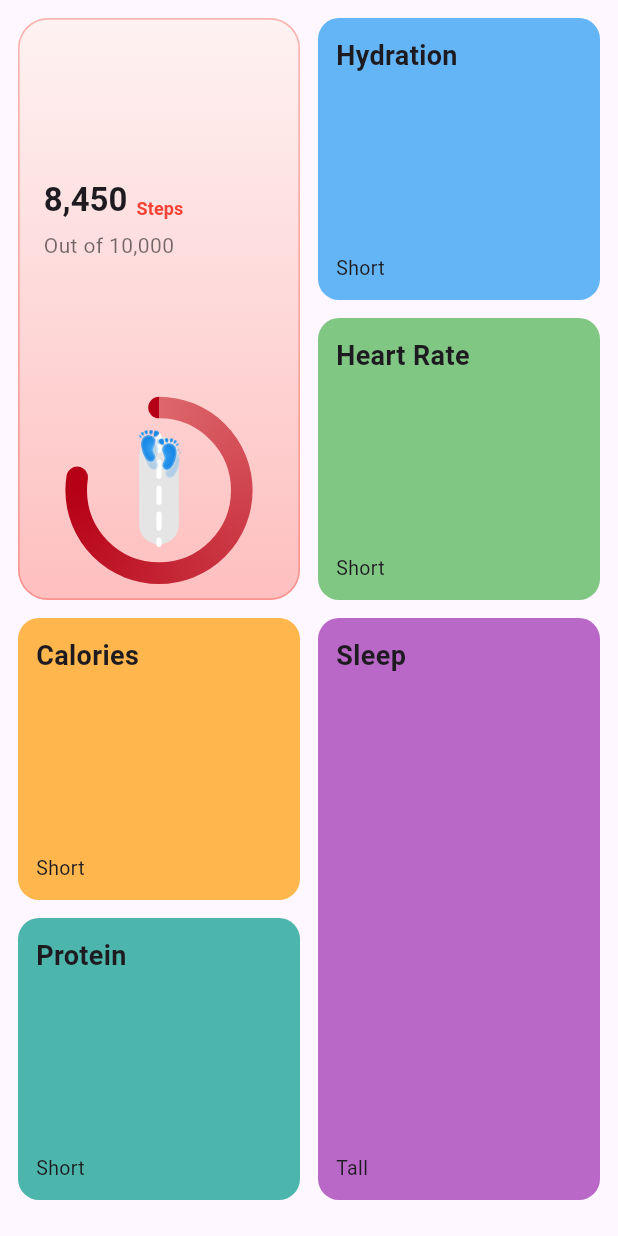
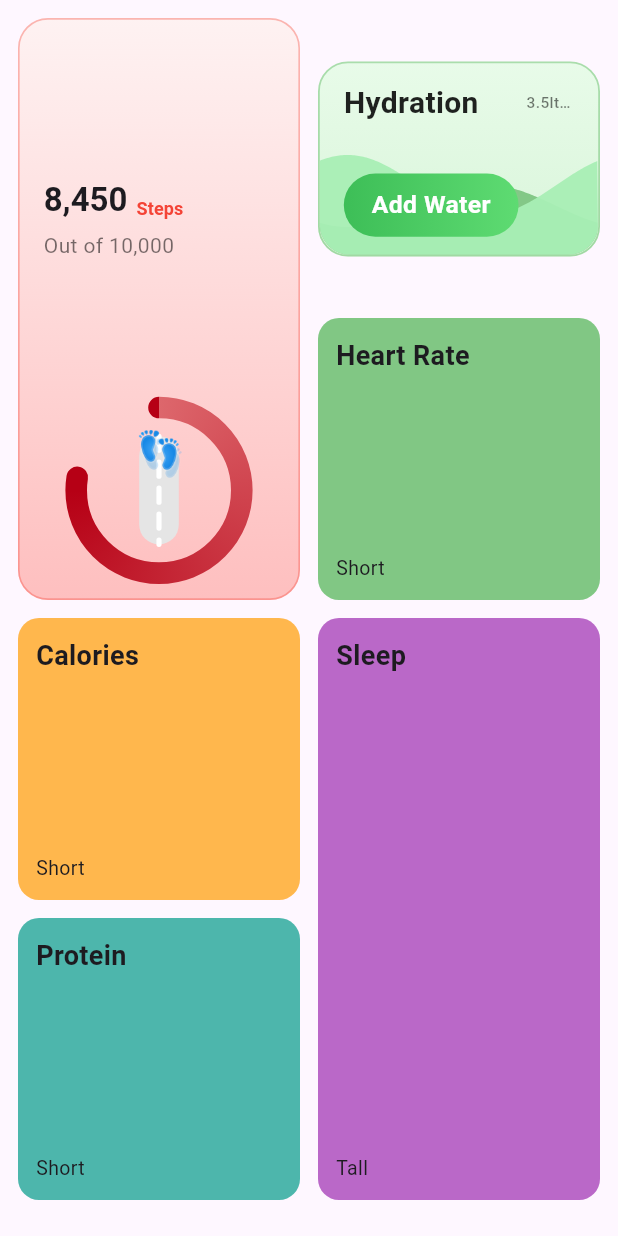
Before and after one commit to devOmedia/animated_gredview, a Flutter app: the screen it shows after launch, on a phone screen of 412 x 824 dp. Run offline on Flutter 3.47's test engine with Material 3 defaults, Android fonts, the phone set to English and light mode, and no system bars.

Commit message:
ADDED Hydration

```diff
--- /dev/null
+++ b/lib/hydration_card.dart
@@ -0,0 +1,209 @@
+import 'dart:math';
+
+import 'package:flutter/material.dart';
+
+class HydrationCard extends StatelessWidget {
+  final double remainingLiters;
+  final VoidCallback onAddWater;
+
+  const HydrationCard({
+    super.key,
+    required this.remainingLiters,
+    required this.onAddWater,
+  });
+
+  @override
+  Widget build(BuildContext context) {
+    final double screenWidth = MediaQuery.of(context).size.width;
+    final double buttonHPad = screenWidth * 0.045;
+    final double buttonVPad = screenWidth * 0.022;
+    final double buttonFontSize = screenWidth * 0.040;
+    return HydrationWaveProvider(
+      child: Center(
+        child: Container(
+          height: 130,
+          decoration: BoxDecoration(
+            borderRadius: BorderRadius.circular(20),
+            border: Border.all(
+              color: Colors.green.withOpacity(0.4),
+              width: 1.2,
+            ),
+            gradient: const LinearGradient(
+              begin: Alignment.topCenter,
+              end: Alignment.bottomCenter,
+              colors: [Color(0xFFE8FBE9), Color(0xFFD9F5DA)],
+            ),
+          ),
+          child: Stack(
+            children: [
+              // Waves Background
+              Positioned.fill(
+                child: ClipRRect(
+                  borderRadius: BorderRadius.circular(20),
+                  child: AnimatedBuilder(
+                    animation: _HydrationWaveController.of(context),
+                    builder: (context, _) {
+                      return CustomPaint(
+                        painter: OceanWavePainter(
+                          _HydrationWaveController.of(context).value,
+                        ),
+                      );
+                    },
+                  ),
+                ),
+              ),
+              // Main content
+              Padding(
+                padding: const EdgeInsets.symmetric(
+                  horizontal: 16,
+                  vertical: 12,
+                ),
+                child: Column(
+                  crossAxisAlignment: CrossAxisAlignment.start,
+                  children: [
+                    Row(
+                      children: [
+                        const Text(
+                          "Hydration",
+                          style: TextStyle(
+                            fontSize: 20,
+                            fontWeight: FontWeight.w600,
+                            color: Colors.black87,
+                          ),
+                        ),
+                        const Spacer(),
+                        Flexible(
+                          child: Text(
+                            "${remainingLiters.toStringAsFixed(1)}ltr Remaining",
+                            overflow: TextOverflow.ellipsis,
+                            style: TextStyle(
+                              fontSize: screenWidth * 0.025,
+                              color: Colors.black54,
+                              fontWeight: FontWeight.w500,
+                            ),
+                          ),
+                        ),
+                      ],
+                    ),
+                    const Spacer(),
+                    // button
+                    GestureDetector(
+                      onTap: onAddWater,
+                      child: Container(
+                        padding: EdgeInsets.symmetric(
+                          horizontal: buttonHPad,
+                          vertical: buttonVPad,
+                        ),
+                        decoration: BoxDecoration(
+                          borderRadius: BorderRadius.circular(30),
+                          gradient: const LinearGradient(
+                            colors: [Color(0xFF3DBE57), Color(0xFF5EDB72)],
+                          ),
+                        ),
+                        child: Text(
+                          "Add Water",
+                          style: TextStyle(
+                            color: Colors.white,
+                            fontWeight: FontWeight.w600,
+                            fontSize: buttonFontSize,
+                          ),
+                        ),
+                      ),
+                    ),
+                  ],
+                ),
+              ),
+            ],
+          ),
+        ),
+      ),
+    );
+  }
+}
+
+class OceanWavePainter extends CustomPainter {
+  final double progress;
+  OceanWavePainter(this.progress);
+
+  @override
+  void paint(Canvas canvas, Size size) {
+    final double phase = progress * 2 * pi;
+    final Paint deepWave = Paint()
+      ..color = const Color(0xFF65B86A).withOpacity(0.75)
+      ..style = PaintingStyle.fill;
+    final Paint lightWave = Paint()
+      ..color = const Color(0xFFA8EFB5).withOpacity(0.95)
+      ..style = PaintingStyle.fill;
+    final double baseHeight = size.height * 0.62;
+    Path generateWave({
+      required double amplitude,
+      required double phaseShift,
+      required double yOffset,
+    }) {
+      final Path path = Path();
+      path.moveTo(0, baseHeight + yOffset);
+      for (double x = 0; x <= size.width; x++) {
+        double y =
+            amplitude * sin((x / size.width * 2 * pi) + phase + phaseShift);
+        path.lineTo(x, baseHeight + y + yOffset);
+      }
+      path.lineTo(size.width, size.height);
+      path.lineTo(0, size.height);
+      path.close();
+      return path;
+    }
+
+    canvas.drawPath(
+      generateWave(amplitude: 14, phaseShift: pi, yOffset: 16),
+      deepWave,
+    );
+    canvas.drawPath(
+      generateWave(amplitude: 20, phaseShift: 0, yOffset: 2),
+      lightWave,
+    );
+  }
+
+  @override
+  bool shouldRepaint(OceanWavePainter oldDelegate) => true;
+}
+
+class HydrationWaveProvider extends StatefulWidget {
+  final Widget child;
+  const HydrationWaveProvider({super.key, required this.child});
+  @override
+  State<HydrationWaveProvider> createState() => _HydrationWaveProviderState();
+}
+
+class _HydrationWaveProviderState extends State<HydrationWaveProvider>
+    with SingleTickerProviderStateMixin {
+  late AnimationController controller;
+  @override
+  void initState() {
+    super.initState();
+    controller = AnimationController(
+      vsync: this,
+      duration: const Duration(seconds: 12),
+    )..repeat();
+  }
+
+  @override
+  void dispose() {
+    controller.dispose();
+    super.dispose();
+  }
+
+  @override
+  Widget build(BuildContext context) {
+    return _HydrationWaveController(value: controller, child: widget.child);
+  }
+}
+
+class _HydrationWaveController extends InheritedWidget {
+  final AnimationController value;
+  const _HydrationWaveController({required super.child, required this.value});
+  static AnimationController of(BuildContext context) => context
+      .dependOnInheritedWidgetOfExactType<_HydrationWaveController>()!
+      .value;
+  @override
+  bool updateShouldNotify(_) => true;
+}
--- a/lib/main.dart
+++ b/lib/main.dart
@@ -3,6 +3,7 @@ import 'dart:math';
 import 'package:flutter/material.dart';
 import 'package:flutter_staggered_grid_view/flutter_staggered_grid_view.dart';
 
+import 'hydration_card.dart';
 import 'steps_card.dart';
 
 void main() {
@@ -300,16 +301,32 @@ class _MetricsGridPageState extends State<MetricsGridPage> {
     double? feedbackWidth,
     double? feedbackHeight,
   }) {
+    double width = feedbackWidth ?? tileWidth(context);
     if (item.title == "Steps") {
-      // Use the new StepsCard widget for the Steps item
+      width *= 0.9;
       return SizedBox(
-        width: feedbackWidth,
+        width: width,
         height: feedbackHeight ?? 270,
         child: const StepsCard(),
       );
     }
+    if (item.title == "Hydration") {
+      width *= 1.1;
+      return SizedBox(
+        width: width,
+        height: feedbackHeight ?? 130,
+        child: HydrationWaveProvider(
+          child: HydrationCard(onAddWater: () {}, remainingLiters: 3.5),
+        ),
+      );
+    }
+    if (item.heightCells == 2) {
+      width *= 0.9;
+    } else if (item.heightCells == 1) {
+      width *= 1.1;
+    }
     final tile = Container(
-      width: feedbackWidth,
+      width: width,
       height: feedbackHeight,
       padding: const EdgeInsets.all(12),
       decoration: BoxDecoration(
```
